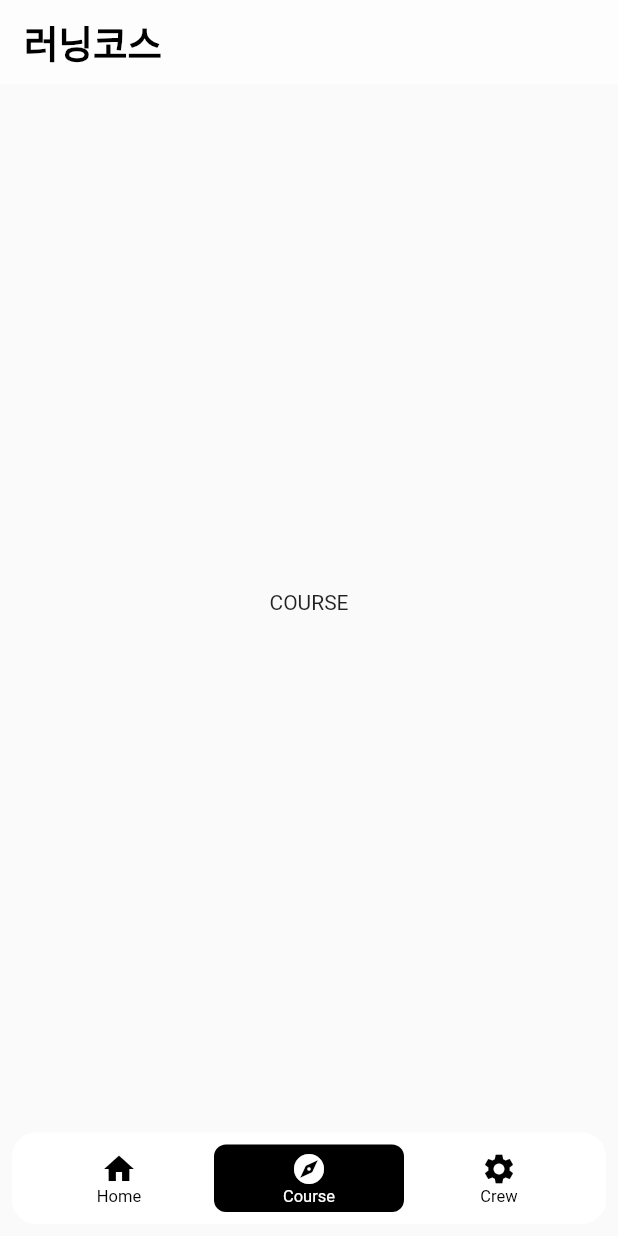
After one commit to chlee1252/running_crew, a Flutter app: the screen it shows after launch, item 2 of the bottom bar chosen, on a phone screen of 412 x 824 dp. The commit adds this screen. Run offline on Flutter 3.47's test engine with Material 2 defaults, Android fonts, the phone set to English and light mode, and no system bars; drawn by our look-alikes of floating_bottom_navigation_bar; our stand-ins replace bloc, equatable, flutter_bloc, flutter_svg; missing offline and left inert: flutter_config, flutter_naver_map.

Commit message:
feat: add bloc for bottom navigation bar

```diff
--- /dev/null
+++ b/lib/bloc/navigation/constants/navigation_items.dart
@@ -0,0 +1 @@
+enum NavigationItem { home, course, crew }
--- /dev/null
+++ b/lib/bloc/navigation/cubit/navigation_cubit.dart
@@ -0,0 +1,24 @@
+import 'package:bloc/bloc.dart';
+import 'package:equatable/equatable.dart';
+import 'package:running_crew/bloc/navigation/constants/navigation_items.dart';
+
+part '../state/navigation_state.dart';
+
+class NavigationCubit extends Cubit<NavigationState> {
+  NavigationCubit()
+      : super(const NavigationState(NavigationItem.home, 0, true, '4567'));
+
+  void getNavigationItem(NavigationItem navigationItem) {
+    switch (navigationItem) {
+      case NavigationItem.home:
+        emit(const NavigationState(NavigationItem.home, 0, true, '4567'));
+        break;
+      case NavigationItem.course:
+        emit(const NavigationState(NavigationItem.course, 1, false, '러닝코스'));
+        break;
+      case NavigationItem.crew:
+        emit(const NavigationState(NavigationItem.crew, 2, false, '러닝 크루'));
+        break;
+    }
+  }
+}
--- /dev/null
+++ b/lib/bloc/navigation/state/navigation_state.dart
@@ -0,0 +1,14 @@
+part of '../cubit/navigation_cubit.dart';
+
+class NavigationState extends Equatable {
+  const NavigationState(
+      this.navigationItem, this.index, this.extendBody, this.title);
+
+  final NavigationItem navigationItem;
+  final int index;
+  final bool extendBody;
+  final String title;
+
+  @override
+  List<Object?> get props => [navigationItem, index, extendBody, title];
+}
--- a/lib/main.dart
+++ b/lib/main.dart
@@ -1,5 +1,7 @@
 import 'package:flutter/material.dart';
+import 'package:flutter_bloc/flutter_bloc.dart';
 import 'package:flutter_config/flutter_config.dart';
+import 'package:running_crew/bloc/navigation/cubit/navigation_cubit.dart';
 import 'package:running_crew/screen/main_screen.dart';
 
 void main() async {
@@ -30,12 +32,15 @@ class MyApp extends StatelessWidget {
   // This widget is the root of your application.
   @override
   Widget build(BuildContext context) {
-    return MaterialApp(
-      title: 'Running Crew',
-      theme: ThemeData(
-        primarySwatch: primaryBlack,
+    return BlocProvider<NavigationCubit>(
+      create: (context) => NavigationCubit(),
+      child: MaterialApp(
+        title: 'Running Crew',
+        theme: ThemeData(
+          primarySwatch: primaryBlack,
+        ),
+        home: const MainScreen(),
       ),
-      home: const MainScreen(),
     );
   }
 }
--- /dev/null
+++ b/lib/screen/course_screen.dart
@@ -0,0 +1,12 @@
+import 'package:flutter/material.dart';
+
+class CourseScreen extends StatelessWidget {
+  const CourseScreen({Key? key}) : super(key: key);
+
+  @override
+  Widget build(BuildContext context) {
+    return Center(
+      child: Text("COURSE"),
+    );
+  }
+}
--- a/lib/screen/main_screen.dart
+++ b/lib/screen/main_screen.dart
@@ -1,84 +1,71 @@
 import 'package:floating_bottom_navigation_bar/floating_bottom_navigation_bar.dart';
 import 'package:flutter/material.dart';
-import 'package:running_crew/service/base_map.dart';
-import 'package:running_crew/widgets/rounded_button.dart';
+import 'package:flutter_bloc/flutter_bloc.dart';
+import 'package:running_crew/bloc/navigation/constants/navigation_items.dart';
+import 'package:running_crew/bloc/navigation/cubit/navigation_cubit.dart';
+import 'package:running_crew/screen/course_screen.dart';
+import 'package:running_crew/screen/crew_screen.dart';
+import 'package:running_crew/screen/home_screen.dart';
 import 'package:running_crew/widgets/title_appbar.dart';
 
-import '../gen/assets.gen.dart';
-import '../widgets/image_text_box.dart';
-
-class MainScreen extends StatelessWidget {
+class MainScreen extends StatefulWidget {
   const MainScreen({Key? key}) : super(key: key);
 
   @override
+  State<MainScreen> createState() => _MainScreenState();
+}
+
+class _MainScreenState extends State<MainScreen> {
+  List<Widget> screens = [
+    const HomeScreen(),
+    const CourseScreen(),
+    const CrewScreen()
+  ];
+  @override
   Widget build(BuildContext context) {
+    return BlocBuilder<NavigationCubit, NavigationState>(
+      builder: (context, state) {
         return Scaffold(
-      appBar: const TitleAppBar(
-        title: "4567",
+          appBar: TitleAppBar(
+            title: state.title,
           ),
-      body: Stack(
-        fit: StackFit.expand,
-        children: [
-          const BaseMap(),
-          Column(
-            children: [
-              Center(
-                child: Container(
-                  margin: const EdgeInsets.only(
-                    top: 20.0,
+          body: BlocBuilder<NavigationCubit, NavigationState>(
+            builder: (context, state) {
+              return screens[state.index];
+            },
           ),
-                  child: ImageTextBox(
-                    asset: Assets.images.run.svg(
-                      width: 40,
-                      height: 50,
-                    ),
-                    padding: const EdgeInsets.symmetric(
-                      vertical: 30.0,
-                      horizontal: 20.0,
-                    ),
-                    title: "내 주변 러닝 코스 알아보기",
-                    subText: "구로디지털단지 일대",
-                  ),
-                ),
-              ),
-              Expanded(
-                child: Align(
-                  alignment: Alignment.bottomCenter,
-                  child: RoundedButton(
-                    margin: const EdgeInsets.only(bottom: 140.0),
-                    child: const Text(
-                      "러닝 시작",
-                      style: TextStyle(
-                        color: Colors.white,
-                        fontWeight: FontWeight.bold,
-                        fontSize: 17.0,
-                      ),
-                    ),
-                    onPressed: () => print(123123),
-                  ),
-                ),
-              ),
-            ],
-          ),
-        ],
-      ),
-      extendBody: true,
-      bottomNavigationBar: FloatingNavbar(
+          extendBody: state.extendBody,
+          bottomNavigationBar: BlocBuilder<NavigationCubit, NavigationState>(
+            builder: (context, state) {
+              return FloatingNavbar(
                 borderRadius: 16.0,
                 backgroundColor: Colors.white,
                 unselectedItemColor: Colors.black,
                 selectedBackgroundColor: Colors.black,
                 selectedItemColor: Colors.white,
-        currentIndex: 0,
-        onTap: (int val) {
-          print(val);
+                currentIndex: state.index,
+                onTap: (int index) {
+                  if (index == 0) {
+                    BlocProvider.of<NavigationCubit>(context)
+                        .getNavigationItem(NavigationItem.home);
+                  } else if (index == 1) {
+                    BlocProvider.of<NavigationCubit>(context)
+                        .getNavigationItem(NavigationItem.course);
+                  } else if (index == 2) {
+                    BlocProvider.of<NavigationCubit>(context)
+                        .getNavigationItem(NavigationItem.crew);
+                  }
                 },
                 items: [
                   FloatingNavbarItem(icon: Icons.home, title: 'Home'),
-          FloatingNavbarItem(icon: Icons.explore, title: 'Explore'),
-          FloatingNavbarItem(icon: Icons.settings, title: 'Settings'),
+                  FloatingNavbarItem(icon: Icons.explore, title: 'Course'),
+                  FloatingNavbarItem(icon: Icons.settings, title: 'Crew'),
                 ],
+              );
+            },
           ),
+        );
+      },
     );
   }
 }
--- a/pubspec.yaml
+++ b/pubspec.yaml
@@ -37,9 +37,11 @@ dependencies:
   flutter_naver_map:
     git: https://github.com/wnsgh78b/flutter_naver_map.git
   flutter_bloc: ^8.1.1
+  bloc: ^8.1.0
   flutter_config: ^2.0.0
   flutter_svg: ^1.1.5
   floating_bottom_navigation_bar: ^1.5.2
+  equatable: ^2.0.5
 
 dev_dependencies:
   flutter_test:
```
Also changed, not shown: lib/screen/crew_screen.dart (added, +12 -0 lines), lib/screen/home_screen.dart (added, +60 -0 lines), pubspec.lock. Lines whose indentation alone changed are shown as unchanged.
